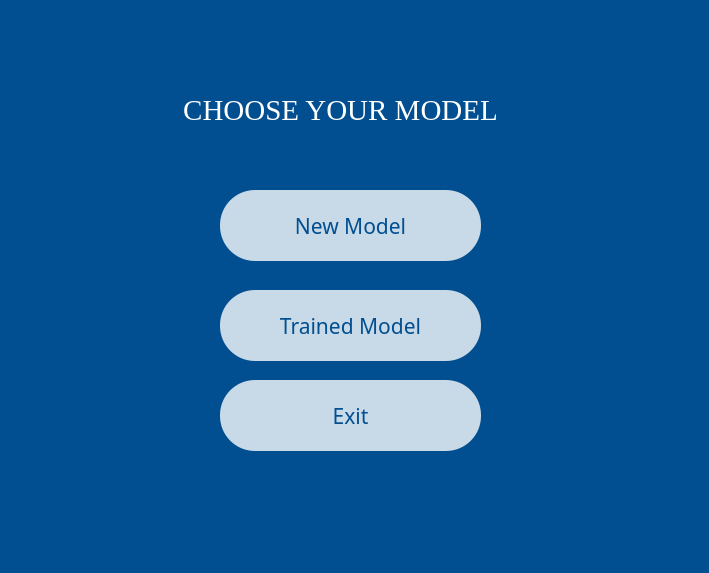
Komal-99/Machine-learning-GUI, file ui_files/modeltype.ui: the form before one commit.
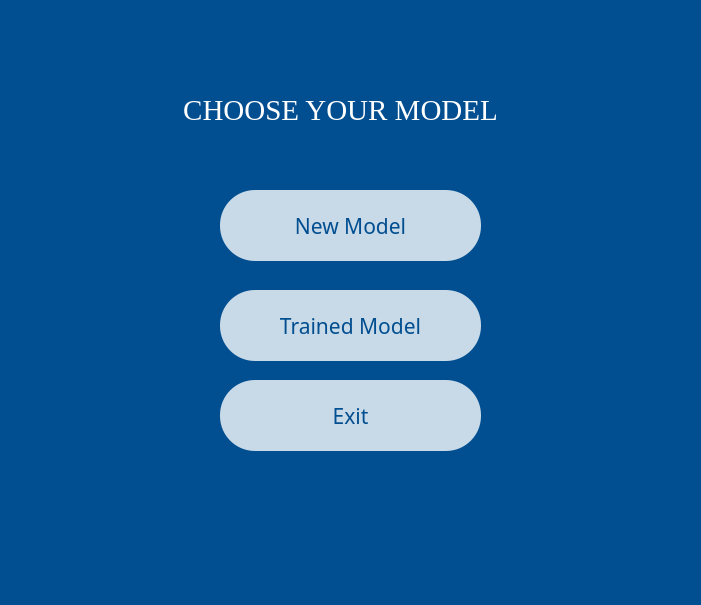
The form after the commit.

```diff
--- a/ui_files/modeltype.ui
+++ b/ui_files/modeltype.ui
@@ -6,15 +6,24 @@
    <rect>
     <x>0</x>
     <y>0</y>
-    <width>709</width>
-    <height>573</height>
+    <width>701</width>
+    <height>605</height>
    </rect>
   </property>
-  <property name="windowTitle">
-   <string>MainWindow</string>
+  <property name="sizePolicy">
+   <sizepolicy hsizetype="Fixed" vsizetype="Fixed">
+    <horstretch>0</horstretch>
+    <verstretch>0</verstretch>
+   </sizepolicy>
+  </property>
+  <property name="maximumSize">
+   <size>
+    <width>780</width>
+    <height>16777215</height>
+   </size>
   </property>
   <property name="styleSheet">
-   <string notr="true">background-color:rgb(1, 78, 144)
+   <string notr="true">background-color: rgb(1,78,144);
 </string>
   </property>
   <widget class="QWidget" name="centralwidget">
```
Left out of the diff: 5 changed lines with no effect on the pictures.
